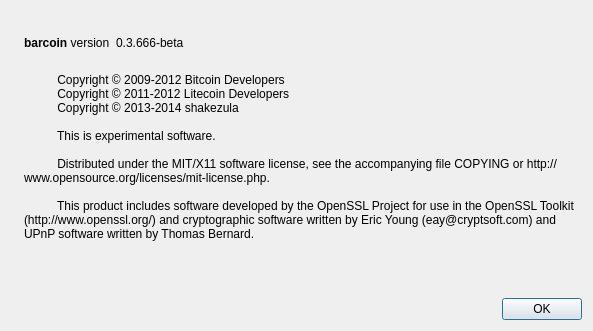
First picture: the form in src/qt/forms/aboutdialog.ui, repository MicrosoftCoin/MKCoin, before the edit.
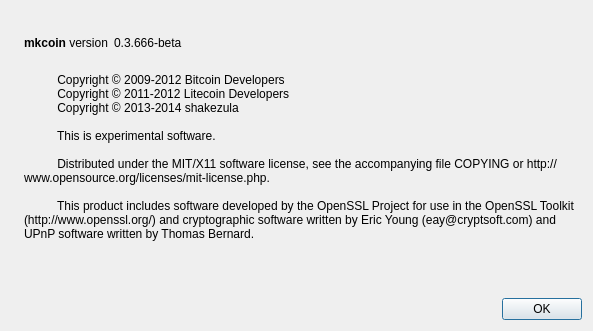
Second picture: the form after the edit. Icons and pictures are not drawn.

Patch:
```diff
--- a/src/qt/forms/aboutdialog.ui
+++ b/src/qt/forms/aboutdialog.ui
@@ -50,7 +50,7 @@
           <cursorShape>IBeamCursor</cursorShape>
          </property>
          <property name="text">
-          <string>&lt;b&gt;barcoin&lt;/b&gt; version</string>
+          <string>&lt;b&gt;mkcoin&lt;/b&gt; version</string>
          </property>
          <property name="textInteractionFlags">
           <set>Qt::LinksAccessibleByMouse|Qt::TextSelectableByKeyboard|Qt::TextSelectableByMouse</set>
```
Left out of the diff: 2 changed lines with no effect on the pictures.
